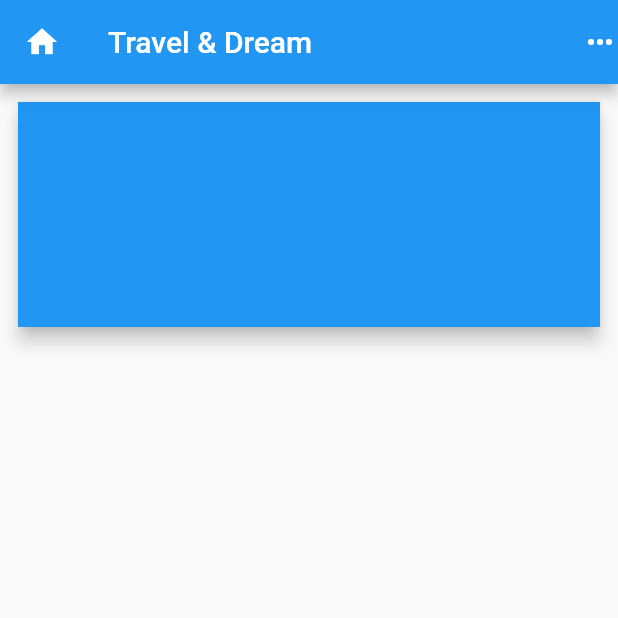
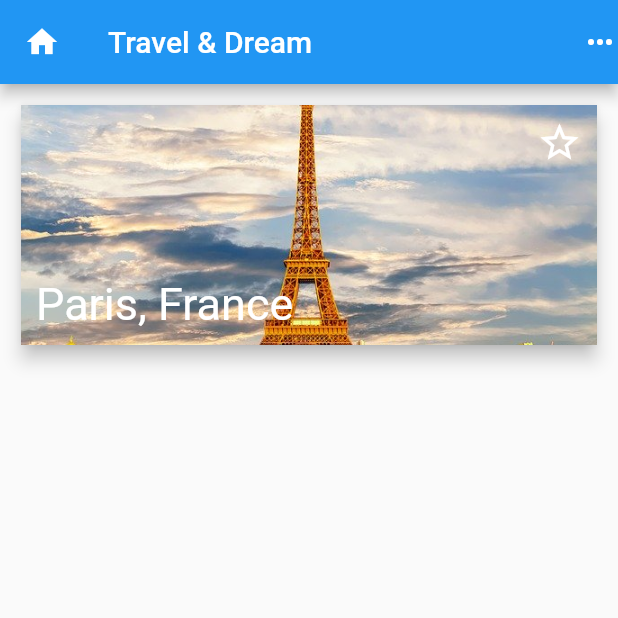
Before and after one commit to bleaz01/agence_de_voyage, a Flutter app: the screen it shows after launch, on a phone screen of 412 x 824 dp, the top half of it. Run offline on Flutter 3.47's test engine with Material 2 defaults, Android fonts, the phone set to English and light mode, and no system bars.

Commit message:
réorgarnisation des widget dans leur propre fichier

```diff
--- /dev/null
+++ b/agences_voyage/lib/Home.dart
@@ -0,0 +1,24 @@
+import 'package:agences_voyage/city_card.dart';
+import 'package:flutter/material.dart';
+
+import 'city_card.dart';
+
+class Home extends StatelessWidget {
+  @override
+  Widget build(BuildContext context) {
+    return Scaffold(
+      appBar: AppBar(
+        leading: Icon(Icons.home),
+        title: Text('Travel & Dream'),
+        actions: <Widget>[Icon(Icons.more_horiz)],
+      ),
+      body: Container(
+        padding: EdgeInsets.all(10.00),
+        child: Column(
+          crossAxisAlignment: CrossAxisAlignment.stretch,
+          children: <Widget>[CartCity()],
+        ),
+      ),
+    );
+  }
+}
--- /dev/null
+++ b/agences_voyage/lib/city_card.dart
@@ -0,0 +1,42 @@
+import 'package:flutter/material.dart';
+
+class CartCity extends StatelessWidget {
+  @override
+  Widget build(BuildContext context) {
+    return Card(
+      elevation: 5.00,
+      child: Container(
+        height: 160.00,
+        child: Stack(
+          fit: StackFit.expand,
+          children: <Widget>[
+            Image.asset('assets/images/paris.jpg', fit: BoxFit.cover),
+            Padding(
+              padding: EdgeInsets.all(10.00),
+              child: Column(
+                children: <Widget>[
+                  Expanded(
+                    child: Row(
+                      mainAxisAlignment: MainAxisAlignment.end,
+                      crossAxisAlignment: CrossAxisAlignment.start,
+                      children: <Widget>[
+                        Icon(Icons.star_border, size: 30, color: Colors.white),
+                      ],
+                    ),
+                  ),
+                  Row(
+                    children: <Widget>[
+                      Text('Paris, France',
+                          style:
+                              TextStyle(color: Colors.white, fontSize: 30.00))
+                    ],
+                  )
+                ],
+              ),
+            )
+          ],
+        ),
+      ),
+    );
+  }
+}
--- a/agences_voyage/lib/main.dart
+++ b/agences_voyage/lib/main.dart
@@ -1,4 +1,6 @@
 import 'package:flutter/material.dart';
+
+import 'Home.dart';
 
 void main() => runApp(MyApp());
 
@@ -7,33 +9,10 @@ class MyApp extends StatelessWidget {
   @override
   Widget build(BuildContext context) {
     return MaterialApp(
-      debugShowCheckedModeBanner:
-          false, // debugShowCheckedModeBanner: false sert a retirer le banner de debug
-      title: 'voyages',
-      theme: ThemeData(primarySwatch: Colors.blue),
-      home: Scaffold(
-        appBar: AppBar(
-          leading: Icon(Icons.home),
-          title: Text('Travel & Dream'),
-          actions: <Widget>[Icon(Icons.more_horiz)],
-        ),
-        body: Container(
-          padding: EdgeInsets.all(8.00),
-          child: Column(
-            crossAxisAlignment: CrossAxisAlignment.stretch,
-            children: <Widget>[
-              Card(
-                elevation: 5.00,
-                child: Container(
-                  height: 150.00,
-                  color: Colors.blue,
-                  child: Stack(),
-                ),
-              ),
-            ],
-          ),
-        ),
-      ),
-    );
+        debugShowCheckedModeBanner:
+            false, // debugShowCheckedModeBanner: false sert a retirer le banner de debug
+        title: 'voyages',
+        theme: ThemeData(primarySwatch: Colors.blue),
+        home: Home());
   }
 }
```
